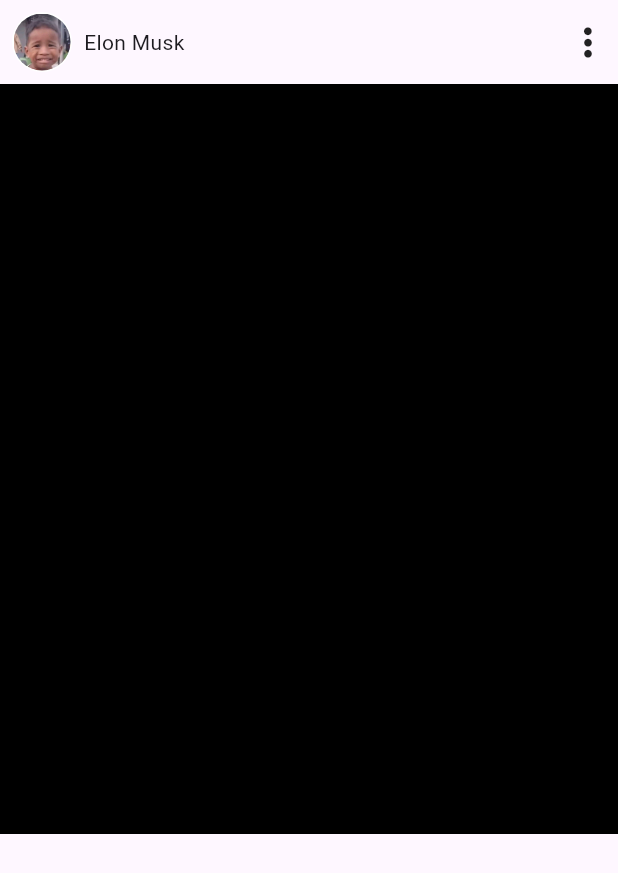
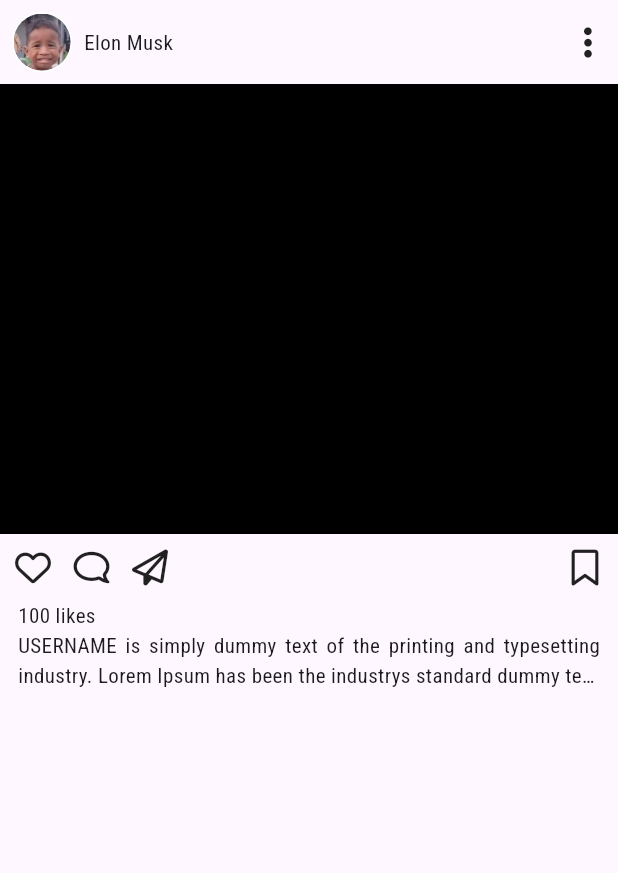
Before and after one commit to paulohernandez/IG_Clone, a Flutter app: the FeedPost widget shown alone on an empty page, opened directly, on a phone screen of 412 x 824 dp. Shown: the top 873 px of the screen. Run offline on Flutter 3.47's test engine with Material 3 defaults, Android fonts, the phone set to English and light mode, and no system bars; our stand-ins replace bloc, equatable, font_awesome_flutter, google_fonts; generated files the repository leaves out were written again.

Commit message:
chore:zzzz

```diff
--- a/lib/app/view/app.dart
+++ b/lib/app/view/app.dart
@@ -2,6 +2,17 @@ import 'package:flutter/material.dart';
 import 'package:google_fonts/google_fonts.dart';
 import 'package:ig_clone/features/home/home_page.dart';
 import 'package:ig_clone/l10n/l10n.dart';
+
+class CustomThemeData {
+  ColorScheme colorScheme = ColorScheme.fromSeed(
+    seedColor: const Color(0xFFB00D05),
+    primary: const Color(0xFFB00D05),
+  );
+
+  TextTheme textTheme = GoogleFonts.robotoCondensedTextTheme().copyWith(
+    titleLarge: const TextStyle(fontSize: 50),
+  );
+}
 
 class App extends StatelessWidget {
   const App({super.key});
@@ -10,16 +21,13 @@ class App extends StatelessWidget {
   Widget build(BuildContext context) {
     return MaterialApp(
       debugShowCheckedModeBanner: false,
-      theme: ThemeData(
-        appBarTheme: AppBarTheme(
-          backgroundColor: Theme.of(context).colorScheme.inversePrimary,
-        ),
-        textTheme: TextTheme(
-          titleLarge:GoogleFonts.sofiaSans(
-            fontSize: 50,
-          ),
-        ),
-        useMaterial3: true,
+      darkTheme: ThemeData.dark().copyWith(
+        textTheme: GoogleFonts.robotoCondensedTextTheme(),
+        colorScheme: CustomThemeData().colorScheme,
+      ),
+      theme: ThemeData.light().copyWith(
+        textTheme: GoogleFonts.robotoCondensedTextTheme(),
+        colorScheme: CustomThemeData().colorScheme,
       ),
       localizationsDelegates: AppLocalizations.localizationsDelegates,
       supportedLocales: AppLocalizations.supportedLocales,
--- a/lib/core/components/feed_post.dart
+++ b/lib/core/components/feed_post.dart
@@ -1,3 +1,4 @@
+import 'package:flutter/cupertino.dart';
 import 'package:flutter/material.dart';
 import 'package:font_awesome_flutter/font_awesome_flutter.dart';
 import 'package:ig_clone/core/components/profile_icon.dart';
@@ -10,6 +11,7 @@ class FeedPost extends StatelessWidget {
   @override
   Widget build(BuildContext context) {
     return Column(
+      crossAxisAlignment: CrossAxisAlignment.start,
       children: [
         Padding(
           padding: const EdgeInsets.all(8),
@@ -39,11 +41,87 @@ class FeedPost extends StatelessWidget {
           ),
         ),
         Container(
-          height: 500,
+          height: 300,
           width: double.infinity,
           color: Colors.black,
+        ),
+        const FeedPostButtons(),
+        Container(
+          width: MediaQuery.of(context).size.width,
+          padding: const EdgeInsets.symmetric(horizontal: 12),
+          child: const Column(
+            crossAxisAlignment: CrossAxisAlignment.start,
+            children: [
+              Text('100 likes'),
+              Text.rich(
+                textAlign: TextAlign.justify,
+                maxLines: 2,
+                overflow: TextOverflow.ellipsis,
+                TextSpan(
+                  text: 'USERNAME',
+                  children: [
+                    TextSpan(
+                      text:
+                          ' is simply dummy text of the printing and typesetting industry. '
+                          'Lorem Ipsum has been the industrys standard dummy text ever '
+                          'since the 1500s, when an unknown printer took a galley of type '
+                          'and scrambled it to make a type specimen book. It has survived '
+                          'not only five centuries, but also the leap into electronic ',
+                    ),
+                  ],
+                ),
+              ),
+            ],
+          ),
         ),
       ],
     );
   }
 }
+
+class FeedPostButtons extends StatelessWidget {
+  const FeedPostButtons({
+    super.key,
+  });
+
+  @override
+  Widget build(BuildContext context) {
+    return Padding(
+      padding: const EdgeInsets.all(10),
+      child: Row(
+        mainAxisAlignment: MainAxisAlignment.spaceBetween,
+        children: [
+          Row(
+            children: [
+              GestureDetector(
+                onTap: () {},
+                child: const Icon(FontAwesomeIcons.heart),
+              ),
+              const SizedBox(
+                width: 15,
+              ),
+              GestureDetector(
+                onTap: () {},
+                child: Transform.scale(
+                  scaleX: -1,
+                  child: const Icon(FontAwesomeIcons.comment),
+                ),
+              ),
+              const SizedBox(
+                width: 15,
+              ),
+              GestureDetector(
+                onTap: () {},
+                child: const Icon(FontAwesomeIcons.paperPlane),
+              ),
+            ],
+          ),
+          GestureDetector(
+            onTap: () {},
+            child: const Icon(FontAwesomeIcons.bookmark),
+          ),
+        ],
+      ),
+    );
+  }
+}
--- a/lib/core/components/profile_icon.dart
+++ b/lib/core/components/profile_icon.dart
@@ -57,6 +57,7 @@ class ProfileIcon extends StatelessWidget {
         ],
       ),
     };
+
     return Padding(
       padding: EdgeInsets.only(left: leftPadding),
       child: Column(
--- a/pubspec.yaml
+++ b/pubspec.yaml
@@ -8,6 +8,7 @@ environment:
 
 dependencies:
   bloc: ^8.1.3
+  equatable: ^2.0.5
   flutter:
     sdk: flutter
   flutter_bloc: ^8.1.4
```
Also changed, not shown: lib/features/home/bloc/home_bloc.dart (added, +23 -0 lines), lib/features/home/bloc/home_event.dart (added, +10 -0 lines), lib/features/home/bloc/home_state.dart (added, +10 -0 lines), lib/features/home/cubit/counter_cubit.dart (added, +8 -0 lines), lib/features/home/cubit/counter_state.dart (added, +10 -0 lines), lib/features/home/home_page.dart (+25 -25 lines), pubspec.lock.
